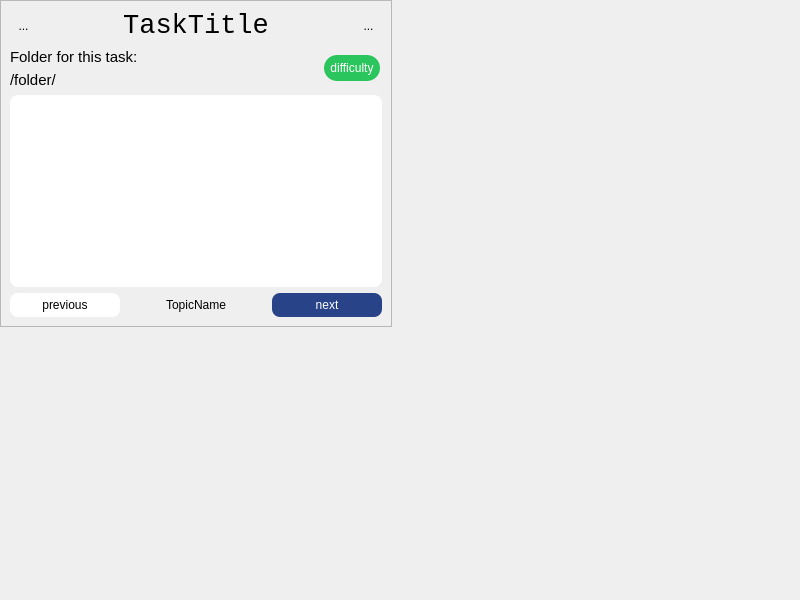
Qt form resource/learn_environment.ui (MalteMatthey/Learn-Environment-Franka-Emika-Panda) before a commit.
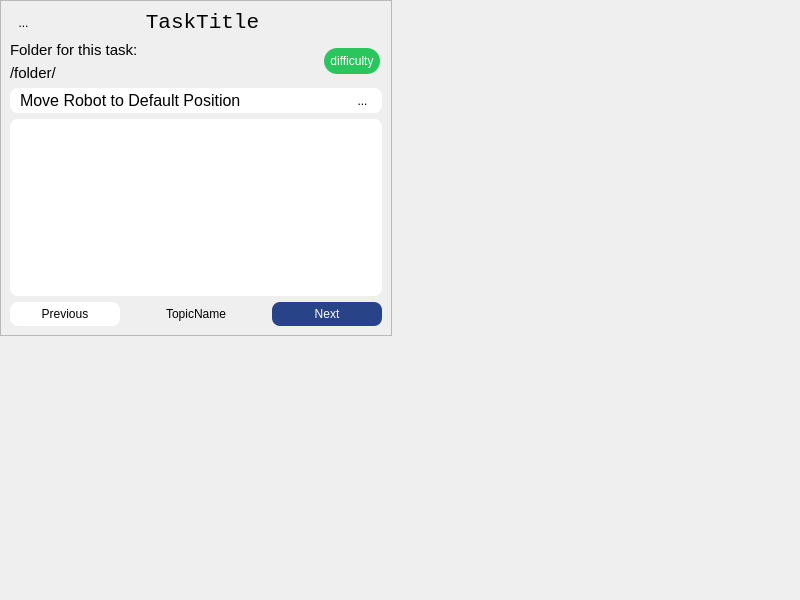
The same form after that commit. Icons and pictures are not drawn.

Commit message: Added execution state for resetting robot in UI

```diff
--- a/resource/learn_environment.ui
+++ b/resource/learn_environment.ui
@@ -73,8 +73,8 @@
               </property>
               <property name="iconSize">
                <size>
-                <width>25</width>
-                <height>25</height>
+                <width>20</width>
+                <height>20</height>
                </size>
               </property>
               <property name="checkable">
@@ -87,7 +87,7 @@
               <property name="font">
                <font>
                 <family>Monospace</family>
-                <pointsize>20</pointsize>
+                <pointsize>16</pointsize>
                </font>
               </property>
               <property name="styleSheet">
@@ -102,52 +102,17 @@
              </widget>
             </item>
             <item>
-             <widget class="QToolButton" name="resetRobotButton">
-              <property name="baseSize">
-               <size>
-                <width>0</width>
-                <height>0</height>
-               </size>
+             <spacer name="horizontalSpacer">
+              <property name="orientation">
+               <enum>Qt::Orientation::Horizontal</enum>
               </property>
-              <property name="cursor">
-               <cursorShape>PointingHandCursor</cursorShape>
-              </property>
-              <property name="toolTip">
-               <string>Reset Robot</string>
-              </property>
-              <property name="toolTipDuration">
-               <number>-1</number>
-              </property>
-              <property name="layoutDirection">
-               <enum>Qt::LayoutDirection::LeftToRight</enum>
-              </property>
-              <property name="autoFillBackground">
-               <bool>false</bool>
-              </property>
-              <property name="styleSheet">
-               <string notr="true">QToolButton { border: 0; padding: 4; }
-QToolButton:hover { background: white; border-radius: 8px; }</string>
-              </property>
-              <property name="text">
-               <string>...</string>
-              </property>
-              <property name="icon">
-               <iconset resource="resources.qrc">
-                <normaloff>:/resource/icons/robot.png</normaloff>:/resource/icons/robot.png</iconset>
-              </property>
-              <property name="iconSize">
+              <property name="sizeHint" stdset="0">
                <size>
-                <width>25</width>
-                <height>25</height>
+                <width>20</width>
+                <height>20</height>
                </size>
               </property>
-              <property name="checkable">
-               <bool>false</bool>
-              </property>
-              <property name="autoRaise">
-               <bool>false</bool>
-              </property>
-             </widget>
+             </spacer>
             </item>
            </layout>
           </item>
@@ -210,8 +175,120 @@
             </item>
            </layout>
           </item>
+          <item>
+           <layout class="QHBoxLayout" name="executionHLayout"/>
+          </item>
+          <item>
+           <widget class="QFrame" name="resetRobotFrame">
+            <property name="sizePolicy">
+             <sizepolicy hsizetype="Expanding" vsizetype="Minimum">
+              <horstretch>0</horstretch>
+              <verstretch>0</verstretch>
+             </sizepolicy>
+            </property>
+            <property name="styleSheet">
+             <string notr="true">QFrame {background: white; border-radius: 8px;}</string>
+            </property>
+            <property name="frameShape">
+             <enum>QFrame::Shape::StyledPanel</enum>
+            </property>
+            <property name="frameShadow">
+             <enum>QFrame::Shadow::Raised</enum>
+            </property>
+            <layout class="QVBoxLayout" name="verticalLayout">
+             <property name="leftMargin">
+              <number>0</number>
+             </property>
+             <property name="topMargin">
+              <number>3</number>
+             </property>
+             <property name="rightMargin">
+              <number>0</number>
+             </property>
+             <property name="bottomMargin">
+              <number>3</number>
+             </property>
+             <item>
+              <layout class="QHBoxLayout" name="resetRobotHLayout">
+               <property name="sizeConstraint">
+                <enum>QLayout::SizeConstraint::SetDefaultConstraint</enum>
+               </property>
+               <property name="leftMargin">
+                <number>10</number>
+               </property>
+               <property name="topMargin">
+                <number>0</number>
+               </property>
+               <property name="rightMargin">
+                <number>10</number>
+               </property>
+               <property name="bottomMargin">
+                <number>0</number>
+               </property>
+               <item>
+                <widget class="QLabel" name="resetRobotLabel">
+                 <property name="sizePolicy">
+                  <sizepolicy hsizetype="Expanding" vsizetype="Maximum">
+                   <horstretch>0</horstretch>
+                   <verstretch>0</verstretch>
+                  </sizepolicy>
+                 </property>
+                 <property name="font">
+                  <font>
+                   <pointsize>12</pointsize>
+                  </font>
+                 </property>
+                 <property name="text">
+                  <string>Move Robot to Default Position</string>
+                 </property>
+                </widget>
+               </item>
+               <item>
+                <widget class="QToolButton" name="resetRobotStartButton">
+                 <property name="sizePolicy">
+                  <sizepolicy hsizetype="Fixed" vsizetype="Fixed">
+                   <horstretch>0</horstretch>
+                   <verstretch>0</verstretch>
+                  </sizepolicy>
+                 </property>
+                 <property name="cursor">
+                  <cursorShape>PointingHandCursor</cursorShape>
+                 </property>
+                 <property name="toolTip">
+                  <string>Reset Robot</string>
+                 </property>
+                 <property name="styleSheet">
+                  <string notr="true">QToolButton { border: 0; padding: 0; }
+QToolButton:hover { background: #e6e6e6; border-radius: 8px; }</string>
+                 </property>
+                 <property name="text">
+                  <string>...</string>
+                 </property>
+                 <property name="icon">
+                  <iconset resource="resources.qrc">
+                   <normaloff>:/resource/icons/play.png</normaloff>:/resource/icons/play.png</iconset>
+                 </property>
+                 <property name="iconSize">
+                  <size>
+                   <width>35</width>
+                   <height>35</height>
+                  </size>
+                 </property>
+                </widget>
+               </item>
+              </layout>
+             </item>
+            </layout>
+           </widget>
+          </item>
           <item>
            <widget class="QListWidget" name="subtaskListWidget">
+            <property name="sizePolicy">
+             <sizepolicy hsizetype="Expanding" vsizetype="Expanding">
+              <horstretch>0</horstretch>
+              <verstretch>0</verstretch>
+             </sizepolicy>
+            </property>
             <property name="focusPolicy">
              <enum>Qt::FocusPolicy::NoFocus</enum>
             </property>
@@ -253,7 +330,7 @@
 QPushButton:hover { background: #fafafa; border-radius: 8px; }</string>
               </property>
               <property name="text">
-               <string>previous</string>
+               <string>Previous</string>
               </property>
              </widget>
             </item>
@@ -275,6 +352,9 @@
               <property name="text">
                <string>TopicName</string>
               </property>
+              <property name="alignment">
+               <set>Qt::AlignmentFlag::AlignLeading|Qt::AlignmentFlag::AlignLeft|Qt::AlignmentFlag::AlignVCenter</set>
+              </property>
              </widget>
             </item>
             <item>
@@ -301,7 +381,7 @@
 QPushButton:disabled { background: #8f9fc7; border-radius: 8px; }</string>
               </property>
               <property name="text">
-               <string>next</string>
+               <string>Next</string>
               </property>
              </widget>
             </item>
```
The commit also changes 19 other files.
